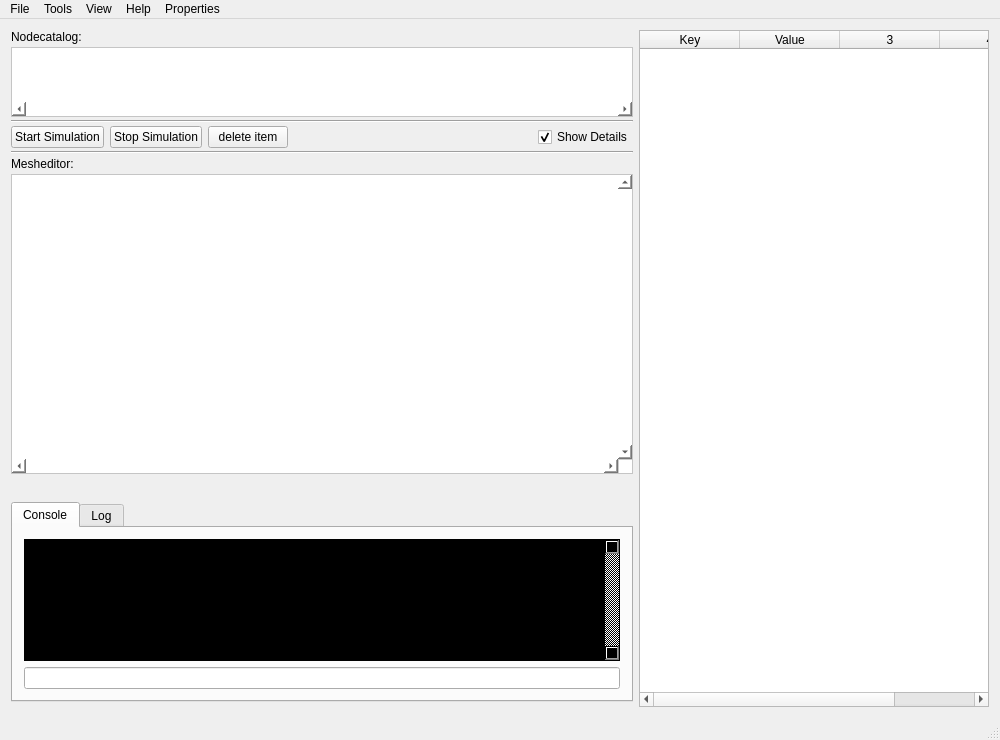
Before: the Qt Designer form src_gui/mainwindow.ui in tadasamantri/anise_gui, drawn with Qt 5.
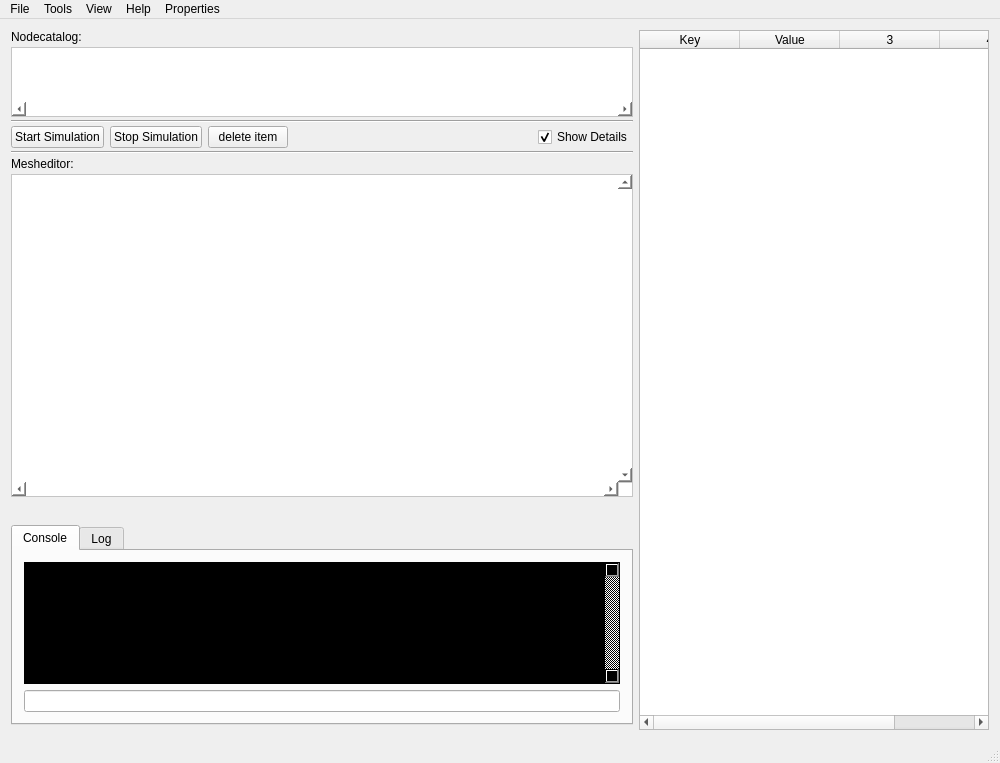
After: the same form once the commit is applied. Custom widgets are drawn as their Qt base class.

Patch:
```diff
--- a/src_gui/mainwindow.ui
+++ b/src_gui/mainwindow.ui
@@ -7,7 +7,7 @@
     <x>0</x>
     <y>0</y>
     <width>1000</width>
-    <height>738</height>
+    <height>763</height>
    </rect>
   </property>
   <property name="sizePolicy">
@@ -196,7 +196,7 @@
        <item>
         <widget class="QScrollArea" name="mesh_edt_area">
          <property name="sizePolicy">
-          <sizepolicy hsizetype="MinimumExpanding" vsizetype="Maximum">
+          <sizepolicy hsizetype="Expanding" vsizetype="Expanding">
            <horstretch>0</horstretch>
            <verstretch>0</verstretch>
           </sizepolicy>
@@ -240,6 +240,12 @@
              <property name="enabled">
               <bool>true</bool>
              </property>
+             <property name="sizePolicy">
+              <sizepolicy hsizetype="Ignored" vsizetype="Ignored">
+               <horstretch>0</horstretch>
+               <verstretch>0</verstretch>
+              </sizepolicy>
+             </property>
              <property name="mouseTracking">
               <bool>true</bool>
              </property>
```
